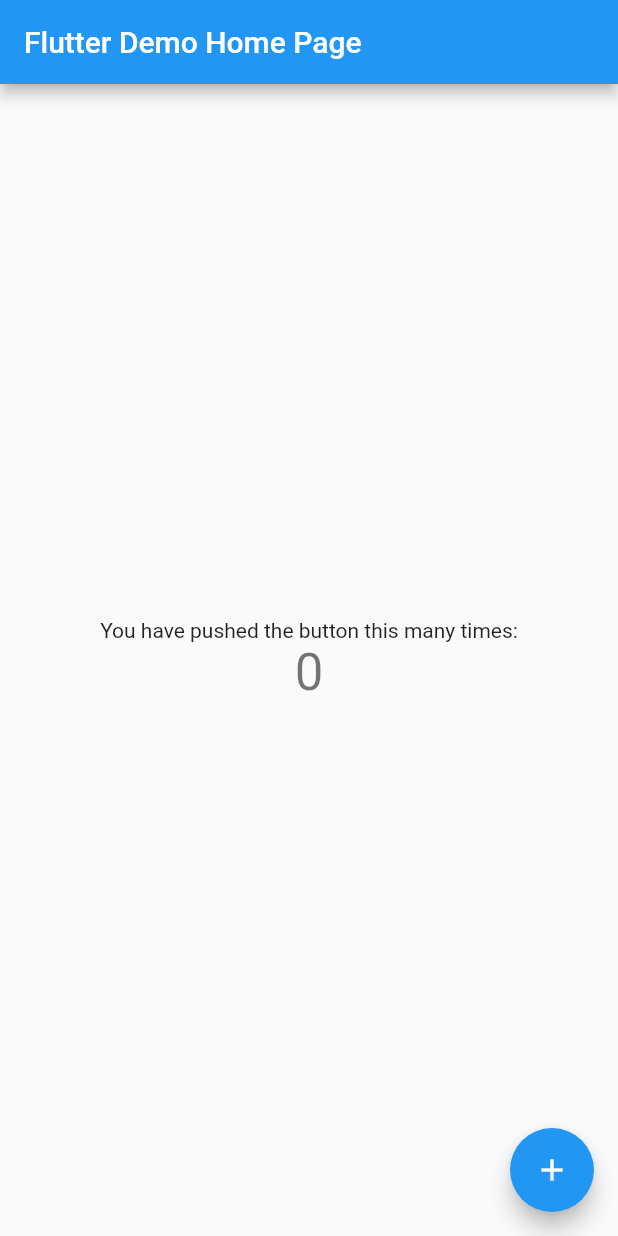
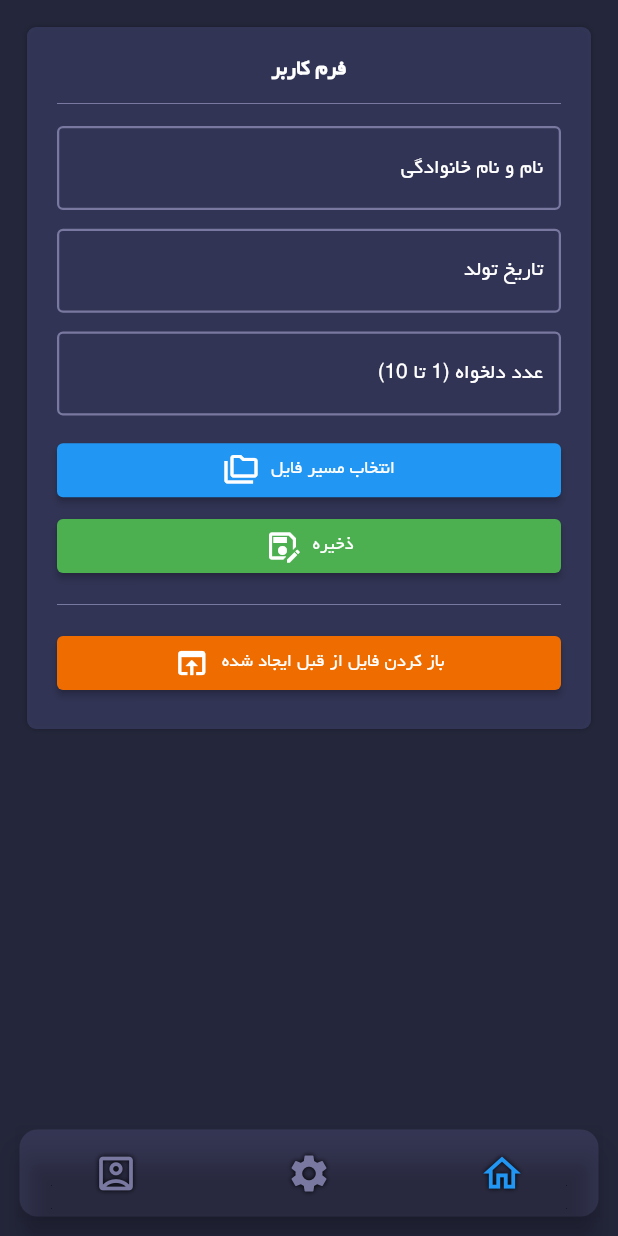
Before and after one commit to LegendisM/quiz, a Flutter app: the screen it shows after launch, on a phone screen of 412 x 824 dp. Run offline on Flutter 3.47's test engine with Material 2 defaults, Android fonts, the phone set to English and light mode, and no system bars.

Commit message:
init main structure

```diff
--- /dev/null
+++ b/lib/home/constants/theme.dart
@@ -0,0 +1,10 @@
+import 'package:flutter/material.dart';
+
+const Color kThemePrimaryColor = Color.fromARGB(255, 36, 38, 59);
+const Color kThemeBackgroundColor = Color.fromARGB(255, 55, 56, 86);
+const Color kThemeSecondaryColor = Color.fromARGB(175, 59, 63, 102);
+const Color kThemeFieldBorderColor = Color.fromARGB(255, 121, 120, 160);
+const Color kThemeFieldActiveBorderColor = Color.fromARGB(255, 122, 119, 187);
+const Color kThemeDivederColor = Color.fromARGB(255, 121, 120, 160);
+const Color kThemeEnableIconColor = Color.fromARGB(255, 33, 150, 243);
+const Color kThemeDisableIconColor = Color.fromARGB(255, 121, 120, 160);
--- /dev/null
+++ b/lib/home/constants/theme_form.dart
@@ -0,0 +1,15 @@
+import 'package:flutter/material.dart';
+
+const TextStyle kThemeFormTitleStyle = TextStyle(
+  color: Colors.white,
+  fontSize: 16,
+  fontWeight: FontWeight.w600,
+);
+
+const TextStyle kThemeFieldInputStyle = TextStyle(
+  color: Colors.white,
+);
+
+const TextStyle kThemeFieldLabelColor = TextStyle(
+  color: Colors.white,
+);
--- /dev/null
+++ b/lib/home/screens/about.dart
@@ -0,0 +1,15 @@
+import 'package:flutter/material.dart';
+
+class AboutScreen extends StatefulWidget {
+  const AboutScreen({super.key});
+
+  @override
+  State<AboutScreen> createState() => AboutState();
+}
+
+class AboutState extends State<AboutScreen> {
+  @override
+  Widget build(BuildContext context) {
+    return const Text("data 3");
+  }
+}
--- /dev/null
+++ b/lib/home/screens/form.dart
@@ -0,0 +1,137 @@
+import 'package:flutter/material.dart';
+import 'package:flutter/services.dart';
+import 'package:quiz/home/constants/theme.dart' show kThemeSecondaryColor;
+import 'package:quiz/home/constants/theme_form.dart';
+
+class FormScreen extends StatefulWidget {
+  const FormScreen({super.key});
+
+  @override
+  State<FormScreen> createState() => FormState();
+}
+
+class FormState extends State<FormScreen> {
+  @override
+  Widget build(BuildContext context) {
+    return SingleChildScrollView(
+      child: Container(
+        margin: const EdgeInsets.all(18),
+        padding: const EdgeInsets.all(20),
+        decoration: BoxDecoration(
+          color: kThemeSecondaryColor,
+          borderRadius: BorderRadius.circular(6),
+          boxShadow: const [
+            BoxShadow(
+              color: Colors.black26,
+              blurRadius: 3,
+              offset: Offset(0, 0),
+            ),
+          ],
+        ),
+        child: Column(
+          crossAxisAlignment: CrossAxisAlignment.stretch,
+          children: [
+            const Text(
+              "فرم کاربر",
+              textAlign: TextAlign.center,
+              style: kThemeFormTitleStyle,
+            ),
+            const Divider(
+              height: 30,
+            ),
+            TextFormField(
+              textAlign: TextAlign.right,
+              decoration: const InputDecoration(
+                label: Text("نام و نام خانوادگی"),
+              ),
+              style: kThemeFieldInputStyle,
+            ),
+            const SizedBox(
+              height: 12.5,
+            ),
+            TextFormField(
+              textAlign: TextAlign.left,
+              textDirection: TextDirection.ltr,
+              keyboardType: TextInputType.datetime,
+              decoration: const InputDecoration(
+                label: Text("تاریخ تولد"),
+                hintText: "مثال : 1400/1/1",
+                hintStyle: kThemeFieldLabelColor,
+              ),
+              style: kThemeFieldInputStyle,
+            ),
+            const SizedBox(
+              height: 12.5,
+            ),
+            TextFormField(
+              textAlign: TextAlign.left,
+              keyboardType: TextInputType.number,
+              inputFormatters: [FilteringTextInputFormatter.digitsOnly],
+              decoration: const InputDecoration(
+                label: Text("عدد دلخواه (1 تا 10)"),
+              ),
+              style: kThemeFieldInputStyle,
+            ),
+            const SizedBox(
+              height: 12.5,
+            ),
+            ElevatedButton(
+              onPressed: () async {},
+              child: Row(
+                mainAxisAlignment: MainAxisAlignment.center,
+                children: const [
+                  Text("انتخاب مسیر فایل"),
+                  SizedBox(
+                    width: 8,
+                  ),
+                  Icon(Icons.folder_copy_outlined),
+                ],
+              ),
+            ),
+            const SizedBox(
+              height: 2.5,
+            ),
+            ElevatedButton(
+              style: ButtonStyle(
+                backgroundColor: MaterialStateProperty.all<Color>(Colors.green),
+              ),
+              onPressed: () async {},
+              child: Row(
+                mainAxisAlignment: MainAxisAlignment.center,
+                children: const [
+                  Text("ذخیره"),
+                  SizedBox(
+                    width: 8,
+                  ),
+                  Icon(
+                    Icons.save_as_outlined,
+                  )
+                ],
+              ),
+            ),
+            const Divider(
+              height: 30,
+            ),
+            ElevatedButton(
+              style: ButtonStyle(
+                backgroundColor:
+                    MaterialStateProperty.all<Color>(Colors.orange.shade800),
+              ),
+              onPressed: () async {},
+              child: Row(
+                mainAxisAlignment: MainAxisAlignment.center,
+                children: const [
+                  Text("باز کردن فایل از قبل ایجاد شده"),
+                  SizedBox(
+                    width: 8,
+                  ),
+                  Icon(Icons.open_in_browser_outlined),
+                ],
+              ),
+            ),
+          ],
+        ),
+      ),
+    );
+  }
+}
--- /dev/null
+++ b/lib/home/screens/home.dart
@@ -0,0 +1,61 @@
+import 'package:flutter/material.dart';
+import 'package:quiz/home/screens/form.dart';
+import 'package:quiz/home/screens/settings.dart';
+import 'package:quiz/home/screens/about.dart';
+
+class Home extends StatefulWidget {
+  const Home({super.key});
+
+  @override
+  State<Home> createState() => HomeState();
+}
+
+class HomeState extends State<Home> {
+  int currentTabIndex = 0;
+  List<Widget> tabs = [
+    const FormScreen(),
+    const SettingScreen(),
+    const AboutScreen()
+  ];
+
+  @override
+  Widget build(BuildContext context) {
+    return Scaffold(
+      body: tabs[currentTabIndex],
+      extendBody: true,
+      bottomNavigationBar: Container(
+        margin: const EdgeInsets.all(13.0),
+        decoration: BoxDecoration(
+          borderRadius: BorderRadius.circular(12.0),
+          color: Theme.of(context).backgroundColor,
+        ),
+        child: BottomNavigationBar(
+          currentIndex: currentTabIndex,
+          items: const [
+            BottomNavigationBarItem(
+              label: "",
+              icon: Icon(
+                Icons.home_outlined,
+              ),
+            ),
+            BottomNavigationBarItem(
+              label: "",
+              icon: Icon(
+                Icons.settings,
+              ),
+            ),
+            BottomNavigationBarItem(
+              label: "",
+              icon: Icon(
+                Icons.account_box_outlined,
+              ),
+            ),
+          ],
+          onTap: (index) => setState(
+            () => currentTabIndex = index,
+          ),
+        ),
+      ),
+    );
+  }
+}
--- /dev/null
+++ b/lib/home/screens/settings.dart
@@ -0,0 +1,15 @@
+import 'package:flutter/material.dart';
+
+class SettingScreen extends StatefulWidget {
+  const SettingScreen({super.key});
+
+  @override
+  State<SettingScreen> createState() => SettingState();
+}
+
+class SettingState extends State<SettingScreen> {
+  @override
+  Widget build(BuildContext context) {
+    return const Text("data 2");
+  }
+}
--- a/lib/main.dart
+++ b/lib/main.dart
@@ -1,115 +1,74 @@
 import 'package:flutter/material.dart';
+import 'package:quiz/home/screens/home.dart';
+import 'package:quiz/home/constants/theme.dart';
+import 'package:quiz/home/constants/theme_form.dart' show kThemeFieldLabelColor;
 
 void main() {
-  runApp(const MyApp());
+  runApp(const Main());
 }
 
-class MyApp extends StatelessWidget {
-  const MyApp({Key? key}) : super(key: key);
+class Main extends StatelessWidget {
+  const Main({super.key});
 
-  // This widget is the root of your application.
   @override
   Widget build(BuildContext context) {
     return MaterialApp(
-      title: 'Flutter Demo',
+      title: "Quiz Application",
+      initialRoute: '/',
+      routes: {
+        '/': (BuildContext context) => const Directionality(
+              textDirection: TextDirection.rtl,
+              child: Home(),
+            ),
+      },
       theme: ThemeData(
-        // This is the theme of your application.
-        //
-        // Try running your application with "flutter run". You'll see the
-        // application has a blue toolbar. Then, without quitting the app, try
-        // changing the primarySwatch below to Colors.green and then invoke
-        // "hot reload" (press "r" in the console where you ran "flutter run",
-        // or simply save your changes to "hot reload" in a Flutter IDE).
-        // Notice that the counter didn't reset back to zero; the application
-        // is not restarted.
-        primarySwatch: Colors.blue,
+        fontFamily: "Yekan",
+        backgroundColor: kThemeBackgroundColor,
+        scaffoldBackgroundColor: kThemePrimaryColor,
+        inputDecorationTheme: const InputDecorationTheme(
+          labelStyle: kThemeFieldLabelColor,
+          border: OutlineInputBorder(
+            borderSide: BorderSide(
+              color: kThemeFieldBorderColor,
+              width: 1.5,
+            ),
+          ),
+          enabledBorder: OutlineInputBorder(
+            borderSide: BorderSide(
+              color: kThemeFieldBorderColor,
+              width: 1.5,
+            ),
+          ),
+          focusedBorder: OutlineInputBorder(
+            borderSide: BorderSide(
+              color: kThemeFieldActiveBorderColor,
+              width: 1.5,
+            ),
+          ),
+        ),
+        dividerColor: kThemeDivederColor,
+        bottomNavigationBarTheme: const BottomNavigationBarThemeData(
+          backgroundColor: Colors.transparent,
+          showSelectedLabels: false,
+          showUnselectedLabels: false,
+          selectedIconTheme: IconThemeData(
+            color: kThemeEnableIconColor,
+            shadows: [
+              Shadow(blurRadius: 4.0),
+            ],
+            size: 30.0,
+          ),
+          unselectedIconTheme: IconThemeData(
+            color: kThemeDisableIconColor,
+            shadows: [
+              Shadow(
+                blurRadius: 4.0,
+              ),
+            ],
+            size: 30.0,
+          ),
+        ),
       ),
-      home: const MyHomePage(title: 'Flutter Demo Home Page'),
     );
   }
 }
-
-class MyHomePage extends StatefulWidget {
-  const MyHomePage({Key? key, required this.title}) : super(key: key);
-
-  // This widget is the home page of your application. It is stateful, meaning
-  // that it has a State object (defined below) that contains fields that affect
-  // how it looks.
-
-  // This class is the configuration for the state. It holds the values (in this
-  // case the title) provided by the parent (in this case the App widget) and
-  // used by the build method of the State. Fields in a Widget subclass are
-  // always marked "final".
-
-  final String title;
-
-  @override
-  State<MyHomePage> createState() => _MyHomePageState();
-}
-
-class _MyHomePageState extends State<MyHomePage> {
-  int _counter = 0;
-
-  void _incrementCounter() {
-    setState(() {
-      // This call to setState tells the Flutter framework that something has
-      // changed in this State, which causes it to rerun the build method below
-      // so that the display can reflect the updated values. If we changed
-      // _counter without calling setState(), then the build method would not be
-      // called again, and so nothing would appear to happen.
-      _counter++;
-    });
-  }
-
-  @override
-  Widget build(BuildContext context) {
-    // This method is rerun every time setState is called, for instance as done
-    // by the _incrementCounter method above.
-    //
-    // The Flutter framework has been optimized to make rerunning build methods
-    // fast, so that you can just rebuild anything that needs updating rather
-    // than having to individually change instances of widgets.
-    return Scaffold(
-      appBar: AppBar(
-        // Here we take the value from the MyHomePage object that was created by
-        // the App.build method, and use it to set our appbar title.
-        title: Text(widget.title),
-      ),
-      body: Center(
-        // Center is a layout widget. It takes a single child and positions it
-        // in the middle of the parent.
-        child: Column(
-          // Column is also a layout widget. It takes a list of children and
-          // arranges them vertically. By default, it sizes itself to fit its
-          // children horizontally, and tries to be as tall as its parent.
-          //
-          // Invoke "debug painting" (press "p" in the console, choose the
-          // "Toggle Debug Paint" action from the Flutter Inspector in Android
-          // Studio, or the "Toggle Debug Paint" command in Visual Studio Code)
-          // to see the wireframe for each widget.
-          //
-          // Column has various properties to control how it sizes itself and
-          // how it positions its children. Here we use mainAxisAlignment to
-          // center the children vertically; the main axis here is the vertical
-          // axis because Columns are vertical (the cross axis would be
-          // horizontal).
-          mainAxisAlignment: MainAxisAlignment.center,
-          children: <Widget>[
-            const Text(
-              'You have pushed the button this many times:',
-            ),
-            Text(
-              '$_counter',
-              style: Theme.of(context).textTheme.headline4,
-            ),
-          ],
-        ),
-      ),
-      floatingActionButton: FloatingActionButton(
-        onPressed: _incrementCounter,
-        tooltip: 'Increment',
-        child: const Icon(Icons.add),
-      ), // This trailing comma makes auto-formatting nicer for build methods.
-    );
-  }
-}
```
Also changed, not shown: pubspec.yaml (+6 -12 lines), assets/fonts/Yekan.ttf (added), pubspec.lock, 1 other file.
